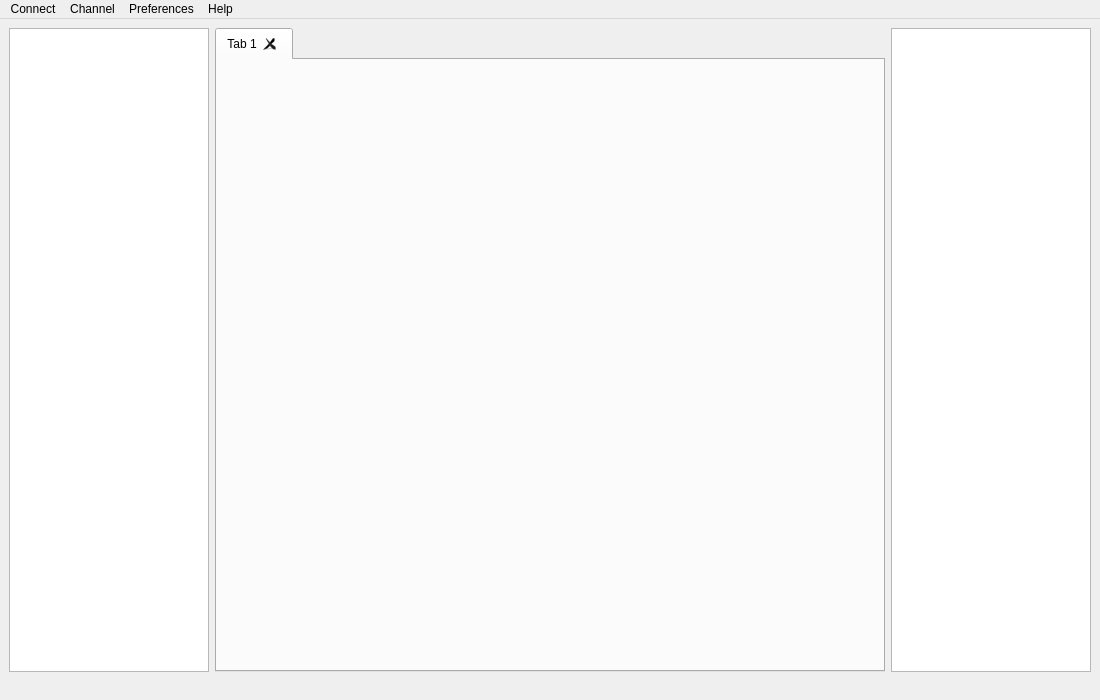
This is ui/main.ui in Jan5u/jakki as Qt 5 draws it before an edit. The edited form follows.
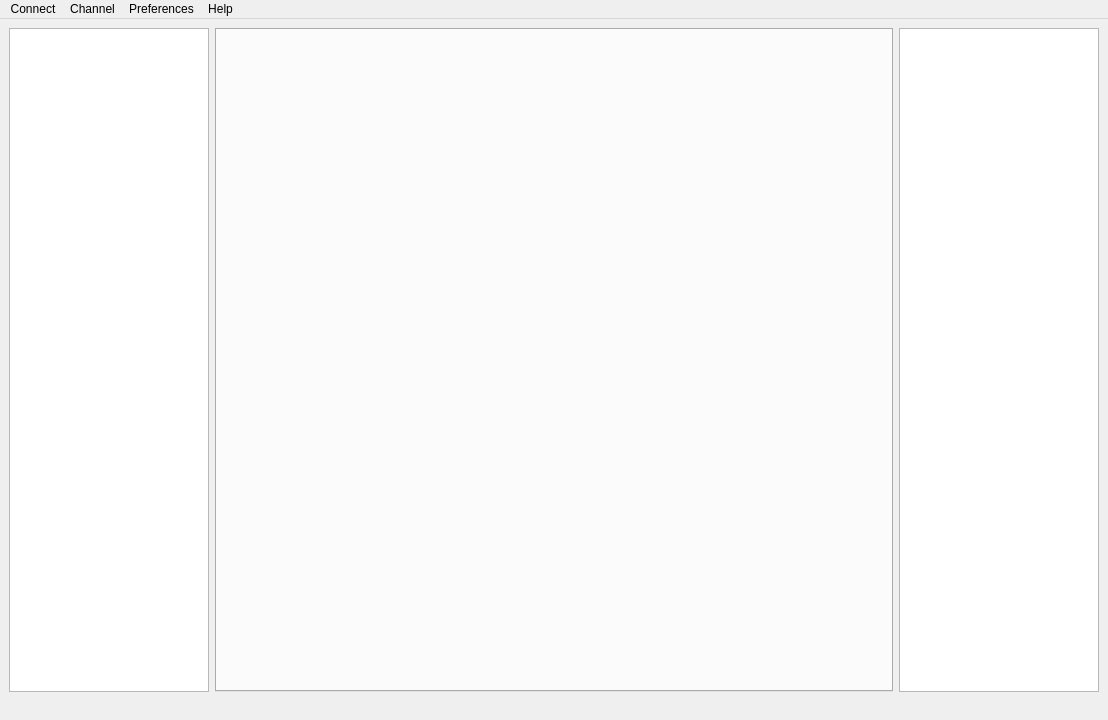
This is the edited form.

Commit message: Added welcome tab and moved tab corner buttons to menubar corner

The edit to the form file:
```diff
--- a/ui/main.ui
+++ b/ui/main.ui
@@ -6,8 +6,8 @@
    <rect>
     <x>0</x>
     <y>0</y>
-    <width>1100</width>
-    <height>700</height>
+    <width>1108</width>
+    <height>720</height>
    </rect>
   </property>
   <property name="windowTitle">
@@ -51,11 +51,6 @@
       <property name="movable">
        <bool>true</bool>
       </property>
-      <widget class="QWidget" name="tab">
-       <attribute name="title">
-        <string>Tab 1</string>
-       </attribute>
-      </widget>
      </widget>
     </item>
     <item>
@@ -89,7 +84,7 @@
     <rect>
      <x>0</x>
      <y>0</y>
-     <width>1100</width>
+     <width>1108</width>
      <height>30</height>
     </rect>
    </property>
```
Left out of the diff: 2 changed lines with no effect on the pictures. The commit also changes 5 other files.
